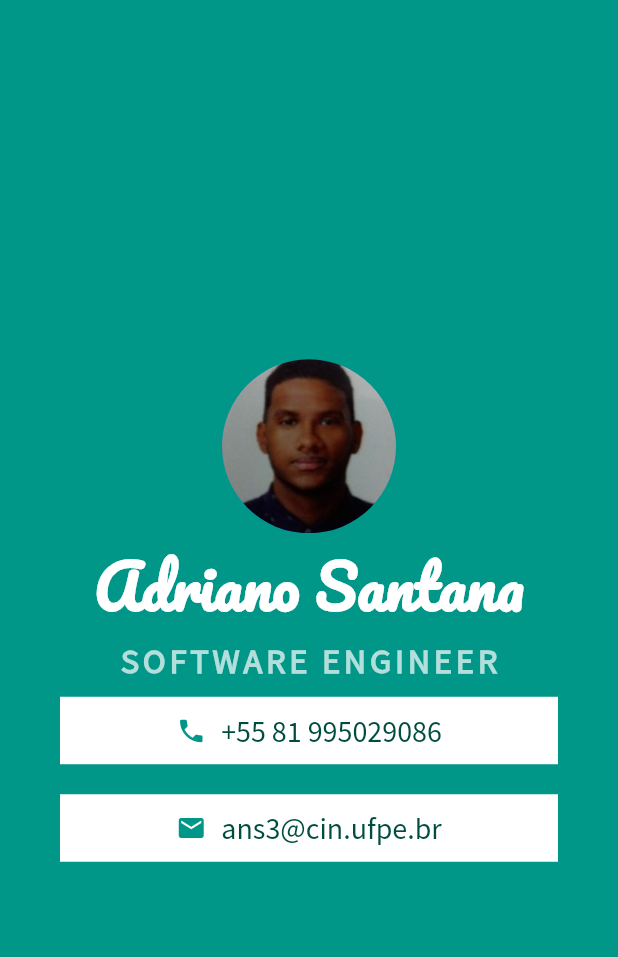
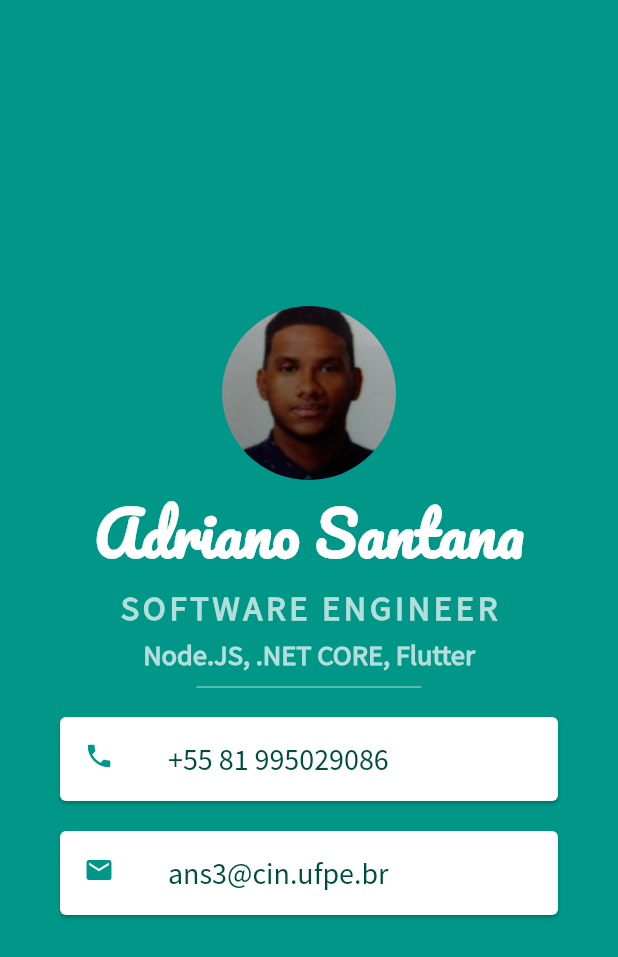
Before and after one commit to AdrianoSantana/Business-card, a Flutter app: the screen it shows after launch, on a phone screen of 412 x 824 dp. Shown: the top 957 px of the screen. Run offline on Flutter 3.47's test engine with Material 2 defaults, Android fonts, the phone set to English and light mode, and no system bars.

Commit message:
Finished second app

```diff
--- a/business_card/lib/main.dart
+++ b/business_card/lib/main.dart
@@ -39,39 +39,73 @@ class BusinessCardApp extends StatelessWidget {
                   fontWeight: FontWeight.bold,
                 ),
               ),
-              Container(
-                color: Colors.white,
-                padding: const EdgeInsets.all(10.0),
+              const SizedBox(
+                height: 5,
+              ),
+              Text(
+                'Node.JS, .NET CORE, Flutter',
+                style: TextStyle(
+                  color: Colors.teal[100],
+                  fontFamily: 'SourceSansPro',
+                  fontSize: 19.0,
+                  fontWeight: FontWeight.bold,
+                ),
+              ),
+              SizedBox(
+                height: 20,
+                width: 150.0,
+                child: Divider(
+                  color: Colors.teal.shade100,
+                ),
+              ),
+              Card(
                 margin: const EdgeInsets.symmetric(
                     vertical: 10.0, horizontal: 40.0),
-                child: Row(
-                  mainAxisAlignment: MainAxisAlignment.center,
-                  children: [
-                    const Icon(
+                child: ListTile(
+                  leading: const Icon(
                     Icons.phone,
                     color: Colors.teal,
                     size: 20.0,
                   ),
-                    const SizedBox(
-                      width: 10.0,
-                    ),
-                    Text(
+                  title: Text(
                     "+55 81 995029086",
                     style: TextStyle(
                       fontFamily: 'SourceSansPro',
                       fontSize: 20.0,
                       color: Colors.teal.shade900,
                     ),
-                    )
+                  ),
+                ),
+              ),
+              Card(
+                margin: const EdgeInsets.symmetric(
+                    vertical: 10.0, horizontal: 40.0),
+                child: ListTile(
+                  leading: const Icon(
+                    Icons.email,
+                    color: Colors.teal,
+                    size: 20.0,
+                  ),
+                  title: Text(
+                    "ans3@cin.ufpe.br",
+                    style: TextStyle(
+                      fontFamily: 'SourceSansPro',
+                      fontSize: 20.0,
+                      color: Colors.teal.shade900,
+                    ),
+                  ),
+                ),
+              ),
             ],
           ),
         ),
-              Container(
-                color: Colors.white,
-                padding: const EdgeInsets.all(10.0),
-                margin: const EdgeInsets.symmetric(
-                    vertical: 10.0, horizontal: 40.0),
-                child: Row(
+      ),
+    );
+  }
+}
+
+/*
+  Row(
                   mainAxisAlignment: MainAxisAlignment.center,
                   children: [
                     const Icon(
@@ -92,11 +126,5 @@ class BusinessCardApp extends StatelessWidget {
                     )
                   ],
                 ),
-              ),
-            ],
-          ),
-        ),
-      ),
-    );
-  }
-}
+
+*/
```
Lines whose indentation alone changed are shown as unchanged.
